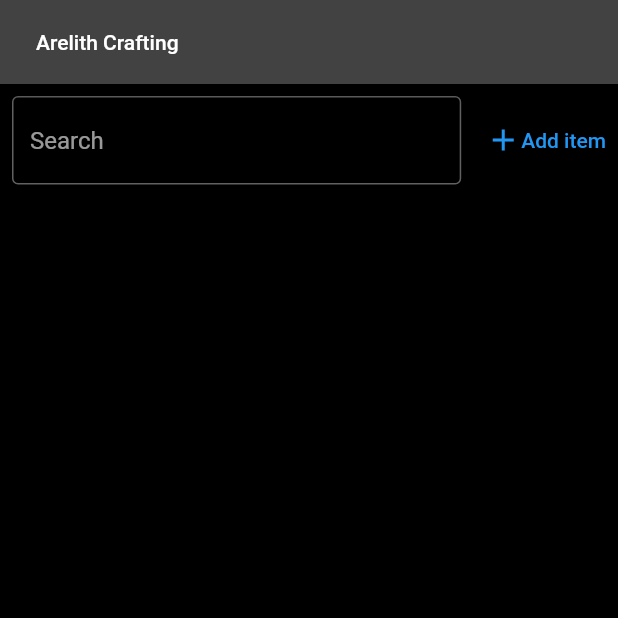
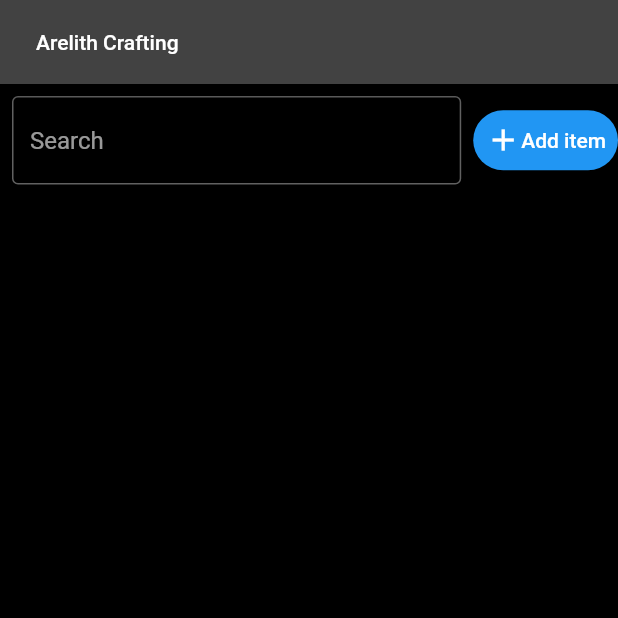
Before and after one commit to dkinvoker1/arelith_crafting, a Flutter app: the screen it shows after launch, on a phone screen of 412 x 824 dp, the top half of it. Run offline on Flutter 3.47's test engine with Material 2 defaults, Android fonts, the phone set to English and light mode, and no system bars; our stand-ins replace auto_route, bloc, cloud_firestore, file_picker, firebase_core, firebase_storage and 4 more; accounts and stored records are empty.

Commit message:
wyszukiwarka w edycji przedmiotów, refactor ui

```diff
--- a/lib/pages/item_list.dart
+++ b/lib/pages/item_list.dart
@@ -1,6 +1,7 @@
 // ignore_for_file: prefer_const_constructors, prefer_const_literals_to_create_immutables, depend_on_referenced_packages
 
 import 'package:arelith_crafting/widgets/item/card.dart';
+import 'package:arelith_crafting/widgets/styled_elevated_button/rounded_elevated_button.dart';
 import 'package:auto_route/auto_route.dart';
 import 'package:flutter/material.dart';
 import 'package:flutter_bloc/flutter_bloc.dart';
@@ -48,13 +49,13 @@ class _ItemListPageState extends State<ItemListPage> {
                     ),
                   ),
                 ),
-                TextButton(
+                RoundedElevatedButton(
                     onPressed: () {
                       context.router.push(AddEditItemRoute());
                     },
                     child: Row(
                       children: [Icon(Icons.add), Text('Add item')],
-                    ))
+                    )),
               ],
             ),
             Flexible(
@@ -71,7 +72,7 @@ class _ItemListPageState extends State<ItemListPage> {
                           .data()
                           .name
                           .toLowerCase()
-                          .contains(searchText))
+                          .contains(searchText.toLowerCase()))
                       .toList();
 
                   return GridView.builder(
```
Also changed, not shown: lib/pages/add_edit_item.dart (+27 -5 lines).
